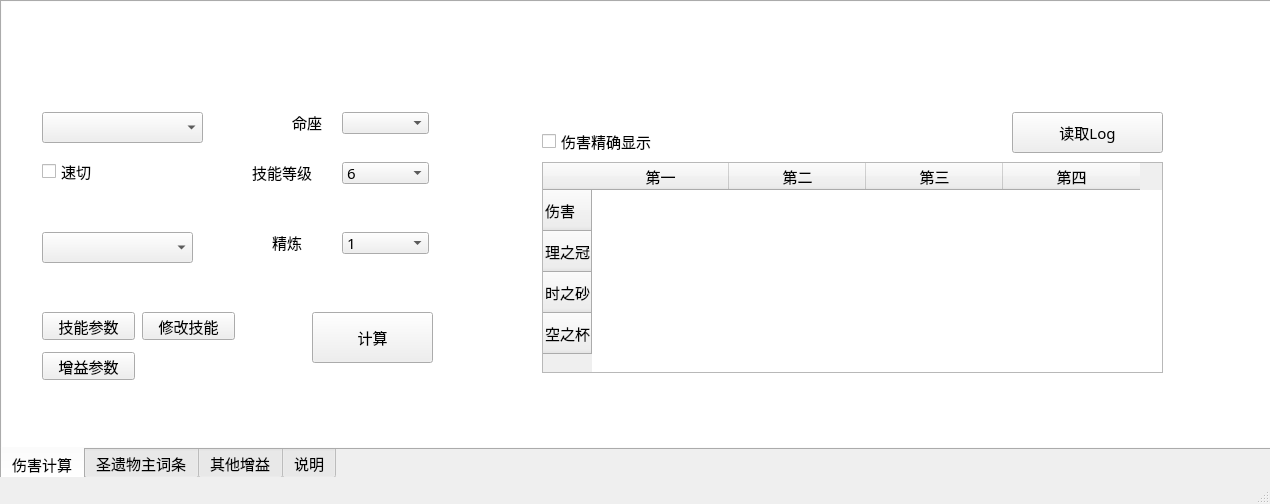
Old version of the form data/test.ui in the repository gaofrank1986/gmi15.
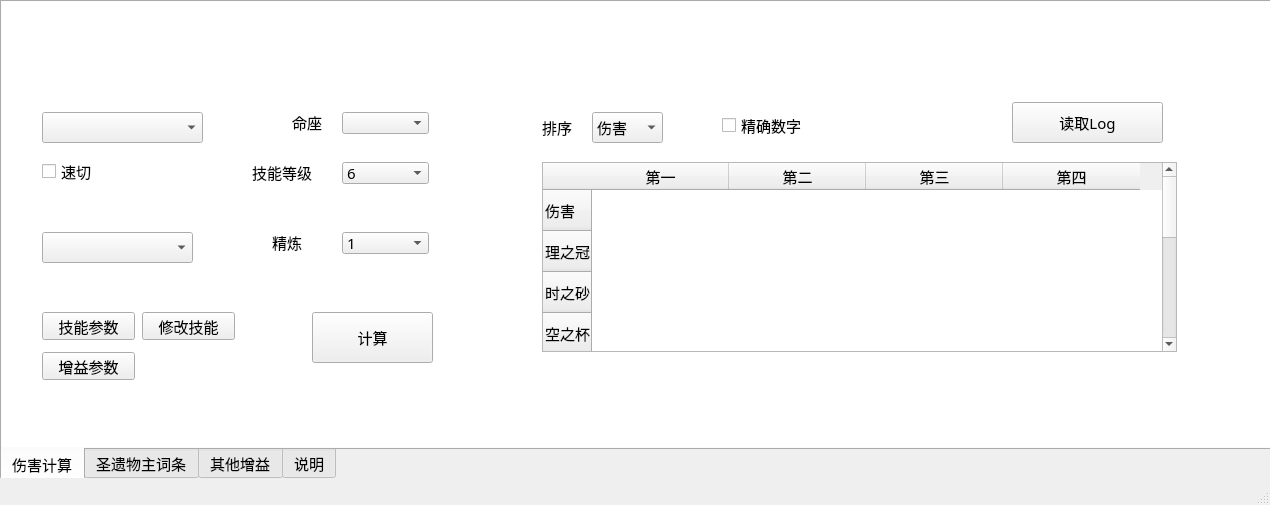
New version of the form. Icons and pictures are not drawn.

Commit message: update 排序，治疗

Patch:
```diff
--- a/data/test.ui
+++ b/data/test.ui
@@ -7,19 +7,25 @@
     <x>0</x>
     <y>0</y>
     <width>1270</width>
-    <height>504</height>
+    <height>505</height>
    </rect>
   </property>
+  <property name="sizePolicy">
+   <sizepolicy hsizetype="Fixed" vsizetype="Fixed">
+    <horstretch>0</horstretch>
+    <verstretch>0</verstretch>
+   </sizepolicy>
+  </property>
   <property name="minimumSize">
    <size>
-    <width>1270</width>
-    <height>504</height>
+    <width>0</width>
+    <height>0</height>
    </size>
   </property>
   <property name="maximumSize">
    <size>
-    <width>1270</width>
-    <height>504</height>
+    <width>99999</width>
+    <height>99999</height>
    </size>
   </property>
   <property name="font">
@@ -38,7 +44,7 @@
    <enum>Qt::DefaultContextMenu</enum>
   </property>
   <property name="windowTitle">
-   <string>原神15s速切模型</string>
+   <string/>
   </property>
   <property name="layoutDirection">
    <enum>Qt::LeftToRight</enum>
@@ -74,10 +80,16 @@
        <rect>
         <x>540</x>
         <y>160</y>
-        <width>621</width>
-        <height>211</height>
+        <width>635</width>
+        <height>190</height>
        </rect>
       </property>
+      <property name="sizePolicy">
+       <sizepolicy hsizetype="Fixed" vsizetype="Fixed">
+        <horstretch>0</horstretch>
+        <verstretch>0</verstretch>
+       </sizepolicy>
+      </property>
       <property name="focusPolicy">
        <enum>Qt::NoFocus</enum>
       </property>
@@ -122,6 +134,26 @@
         <string>空之杯</string>
        </property>
       </row>
+      <row>
+       <property name="text">
+        <string>护盾量</string>
+       </property>
+      </row>
+      <row>
+       <property name="text">
+        <string>治疗量</string>
+       </property>
+      </row>
+      <row>
+       <property name="text">
+        <string>生命量</string>
+       </property>
+      </row>
+      <row>
+       <property name="text">
+        <string>伤害值</string>
+       </property>
+      </row>
       <column>
        <property name="text">
         <string>第一</string>
@@ -312,7 +344,7 @@
       <property name="geometry">
        <rect>
         <x>1010</x>
-        <y>110</y>
+        <y>100</y>
         <width>151</width>
         <height>41</height>
        </rect>
@@ -337,14 +369,14 @@
      <widget class="QCheckBox" name="rb_display">
       <property name="geometry">
        <rect>
-        <x>540</x>
-        <y>130</y>
+        <x>720</x>
+        <y>108</y>
         <width>141</width>
-        <height>19</height>
+        <height>31</height>
        </rect>
       </property>
       <property name="text">
-       <string>伤害精确显示</string>
+       <string>精确数字</string>
       </property>
      </widget>
      <widget class="QPushButton" name="pb_action">
@@ -425,6 +457,49 @@
        <string>修改技能</string>
       </property>
      </widget>
+     <widget class="QComboBox" name="cb_sort">
+      <property name="geometry">
+       <rect>
+        <x>590</x>
+        <y>110</y>
+        <width>71</width>
+        <height>31</height>
+       </rect>
+      </property>
+      <item>
+       <property name="text">
+        <string>伤害</string>
+       </property>
+      </item>
+      <item>
+       <property name="text">
+        <string>护盾</string>
+       </property>
+      </item>
+      <item>
+       <property name="text">
+        <string>生命</string>
+       </property>
+      </item>
+      <item>
+       <property name="text">
+        <string>治疗</string>
+       </property>
+      </item>
+     </widget>
+     <widget class="QLabel" name="label_19">
+      <property name="geometry">
+       <rect>
+        <x>540</x>
+        <y>110</y>
+        <width>71</width>
+        <height>31</height>
+       </rect>
+      </property>
+      <property name="text">
+       <string>排序</string>
+      </property>
+     </widget>
      <zorder>graphicsView</zorder>
      <zorder>tbl_2</zorder>
      <zorder>label</zorder>
@@ -445,6 +520,8 @@
      <zorder>label2</zorder>
      <zorder>pb_buff</zorder>
      <zorder>pb_change</zorder>
+     <zorder>cb_sort</zorder>
+     <zorder>label_19</zorder>
     </widget>
     <widget class="QWidget" name="tab_4">
      <attribute name="title">
@@ -1194,8 +1271,8 @@
         <rect>
          <x>0</x>
          <y>0</y>
-         <width>98</width>
-         <height>28</height>
+         <width>100</width>
+         <height>30</height>
         </rect>
        </property>
        <attribute name="label">
@@ -1237,8 +1314,8 @@
         <rect>
          <x>0</x>
          <y>0</y>
-         <width>98</width>
-         <height>28</height>
+         <width>1281</width>
+         <height>379</height>
         </rect>
        </property>
        <attribute name="label">
```
The commit also changes 10 other files.
